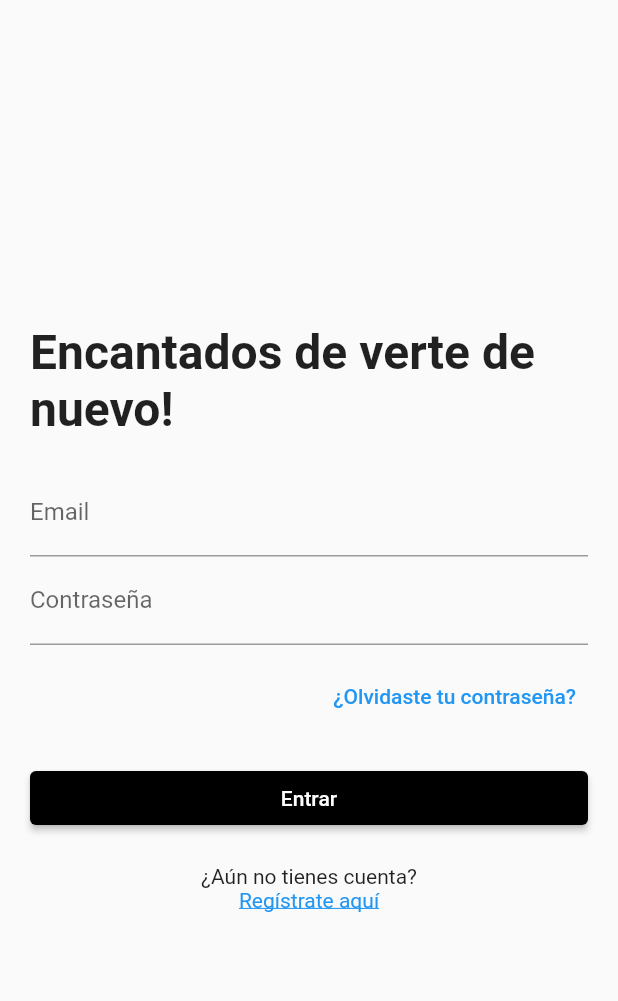
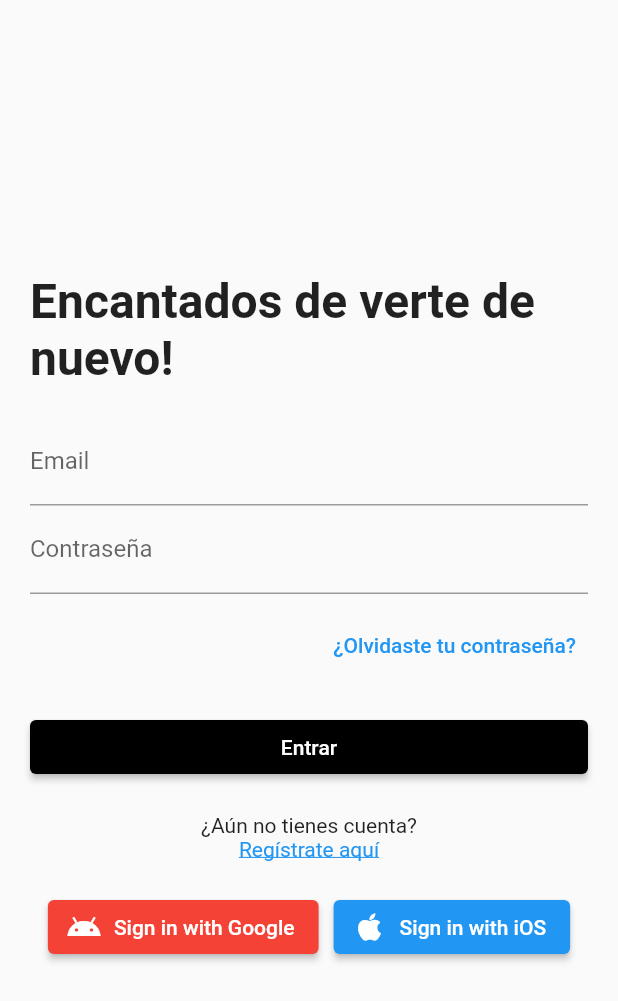
Before and after one commit to xusl98/my_app, a Flutter app: the RegisterScreen screen opened directly, after a tap on "Ya tengo una cuenta", on a phone screen of 412 x 824 dp. Shown: the top 1001 px of the screen. Run offline on Flutter 3.47's test engine with Material 2 defaults, Android fonts, the phone set to English and light mode, and no system bars; our stand-ins replace firebase_auth, firebase_core, google_sign_in, intl_phone_number_input, shared_preferences; accounts and stored records are empty; network calls fail.

Commit message:
basic google sign in config

```diff
--- a/lib/screens/login.dart
+++ b/lib/screens/login.dart
@@ -2,14 +2,19 @@ import 'package:flutter/material.dart';
 import 'package:my_app/resources/themeColors.dart';
 import 'package:my_app/screens/register.dart';
 import 'package:my_app/services/userService.dart';
+import 'package:google_sign_in/google_sign_in.dart';
 
 import 'home.dart';
-
-
 
 class LoginScreen extends StatelessWidget {
   TextEditingController emailController = TextEditingController();
   TextEditingController passwordController = TextEditingController();
+
+  GoogleSignIn _googleSignIn = GoogleSignIn(
+    clientId: '880024356807-e6rchm26si9p9n14up681dckbkhulkru.apps.googleusercontent.com',
+  );
+
+
   @override
   Widget build(BuildContext context) {
     return Scaffold(
@@ -51,7 +56,7 @@ class LoginScreen extends StatelessWidget {
                   String password = passwordController.text;
 
                   bool loggedIn = await loginUser(email, password);
-                  if (loggedIn){
+                  if (loggedIn) {
                     Navigator.push(
                       context,
                       MaterialPageRoute(
@@ -100,6 +105,43 @@ class LoginScreen extends StatelessWidget {
                 ],
               ),
             ),
+            SizedBox(height: 20.0),
+            Row(
+              mainAxisAlignment: MainAxisAlignment.center,
+              children: [
+                ElevatedButton.icon(
+                  onPressed: () async {
+                    // Handle Google sign in
+                    try {
+                      final GoogleSignInAccount? googleSignInAccount = await _googleSignIn.signIn();
+                      final GoogleSignInAuthentication googleAuth = await googleSignInAccount!.authentication;
+
+                      final String email = googleSignInAccount.email;
+                      //TODO ahora obtener el apikey a partir del email y guardarlo, despues hacer lo mismo para sign up, y que tras esto te lleve a las siguientes paginas de registro para añadir el resto de datos
+                      print('Email: $email');
+                    } catch (error) {
+                      print(error);
+                    }
+                  },
+                  style: ElevatedButton.styleFrom(
+                    primary: Colors.red, // Customize button color
+                  ),
+                  icon: Icon(Icons.android), // Google logo
+                  label: Text('Sign in with Google'),
+                ),
+                SizedBox(width: 10.0),
+                ElevatedButton.icon(
+                  onPressed: () {
+                    // Handle iOS sign in
+                  },
+                  style: ElevatedButton.styleFrom(
+                    primary: Colors.blue, // Customize button color
+                  ),
+                  icon: Icon(Icons.apple), // Apple logo
+                  label: Text('Sign in with iOS'),
+                ),
+              ],
+            ),
           ],
         ),
       ),
--- a/lib/screens/register.dart
+++ b/lib/screens/register.dart
@@ -1,5 +1,6 @@
 import 'package:flutter/material.dart';
 import '../resources/themeColors.dart';
+import '../services/authService.dart';
 import '../services/userService.dart';
 
 import 'home.dart';
@@ -25,7 +26,8 @@ class _RegisterScreenState extends State<RegisterScreen> {
   @override
   Widget build(BuildContext context) {
     return Scaffold(
-      body: Padding(
+      body: SingleChildScrollView(
+        child: Padding(
           padding: EdgeInsets.only(top: 80, bottom: 16, left: 16, right: 16),
           child: Column(
             crossAxisAlignment: CrossAxisAlignment.stretch,
@@ -165,6 +167,7 @@ class _RegisterScreenState extends State<RegisterScreen> {
                   print('Checked Terms: $checkedTerms');
                   if (checkedTerms) {
                     // TODO: Añadir selector de país
+                    registerWithEmailAndPassword(email, password);
                     bool registered = await registerUser(
                       name,
                       surname,
@@ -192,6 +195,7 @@ class _RegisterScreenState extends State<RegisterScreen> {
             ],
           ),
         ),
+      ),
     );
   }
 }
```
Also changed, not shown: lib/services/authService.dart (added, +27 -0 lines). Lines whose indentation alone changed are shown as unchanged.
